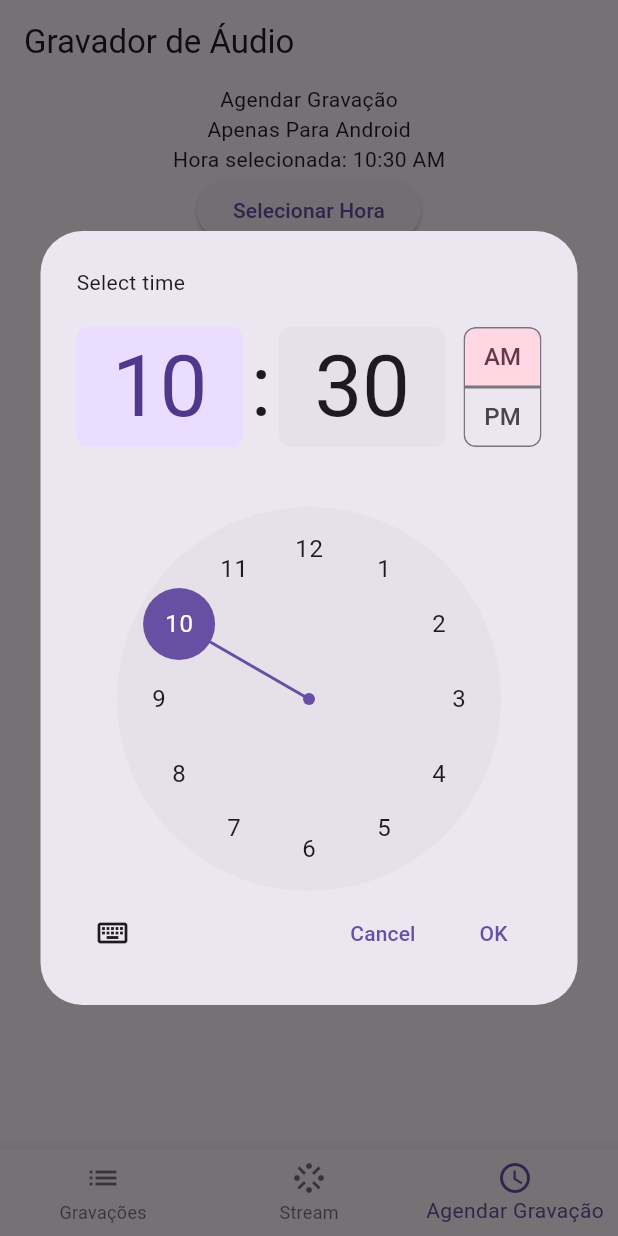
After one commit to pcamelofreitas/record, a Flutter app: the screen it shows after launch, item 3 of the bottom bar chosen, after a tap on "Selecionar Hora", on a phone screen of 412 x 824 dp. The commit adds this screen. Run offline on Flutter 3.47's test engine with Material 3 defaults, Android fonts, the phone set to English and light mode, and no system bars; our stand-ins replace audio_service, audioplayers; missing offline and left inert: android_alarm_manager, record.

Commit message:
Separate screen, ios first run, add schedule record

```diff
--- a/lib/main.dart
+++ b/lib/main.dart
@@ -1,20 +1,18 @@
-import 'dart:async';
-import 'dart:io';
-import 'dart:typed_data';
 import 'package:audio_service/audio_service.dart';
 import 'package:flutter/material.dart';
-import 'package:path_provider/path_provider.dart';
-import 'package:path/path.dart' as p;
-import 'package:record/record.dart';
-import 'package:audioplayers/audioplayers.dart';
+import 'package:record_one/record_list_screen.dart';
+import 'package:record_one/schedule_record_screen.dart';
 import 'package:record_one/service.dart';
-import 'package:web_socket_channel/io.dart';
+import 'package:record_one/streaming_screen.dart';
 
 void main() {
   WidgetsFlutterBinding.ensureInitialized();
   AudioService.init(
     builder: () => TJAudioHandler(),
-    config: AudioServiceConfig(),
+    config: AudioServiceConfig(
+      androidNotificationChannelName: 'Scheduled Recorder',
+      androidNotificationOngoing: true,
+    ),
   );
 
   runApp(MaterialApp(home: RecordOne()));
@@ -28,251 +26,67 @@ class RecordOne extends StatefulWidget {
 }
 
 class _RecordOneState extends State<RecordOne> {
-  final record = AudioRecorder();
-  final player = AudioPlayer();
-  List<FileSystemEntity> recordings = [];
-  bool isRecording = false;
-  String? playingPath;
-  IOWebSocketChannel? channel;
+  PageController? pageController;
+  int currentIndex = 0;
 
   @override
   void initState() {
     super.initState();
-    _loadRecordings();
-  }
-
-  StreamSubscription<Uint8List>? _subscription;
-
-  Future<void> startStream() async {
-    print('Iniciando stream...');
-    final hasPermission = await record.hasPermission();
-    if (!hasPermission) return;
-
-    Stream<Uint8List> stream = await record.startStream(
-      RecordConfig(
-        encoder: AudioEncoder.pcm16bits,
-        sampleRate: 16000,
-        numChannels: 1,
-      ),
-    );
-    channel = IOWebSocketChannel.connect(
-      'ws://192.168.1.3:8080/websocket/audio',
-    );
-
-    _subscription = stream.listen((data) {
-      if (channel == null) {
-        print('Canal não inicializado');
-        return;
-      }
-      print('Stream data: ${data.length} bytes');
-      channel?.sink.add(data); // Envia os bytes diretamente
-    });
-
-    print('Stream iniciado');
-  }
-
-  Future<void> stopStream() async {
-    await record.stop();
-    await _subscription?.cancel();
-    await channel?.sink.close();
-    print('Stream parado');
-  }
-
-  Future<String> _getDirectoryPath() async {
-    final dir = await getApplicationDocumentsDirectory();
-    return dir.path;
-  }
-
-  Future<void> _loadRecordings() async {
-    final dirPath = await _getDirectoryPath();
-    final dir = Directory(dirPath);
-    final files =
-        dir
-            .listSync()
-            .where((f) => f is File && p.extension(f.path) == '.m4a')
-            .toList();
-
-    setState(() {
-      recordings = files;
-    });
-  }
-
-  Future<void> _startRecording() async {
-    debugPrint("Iniciando gravação...");
-    final dirPath = await _getDirectoryPath();
-    final timestamp = DateTime.now().millisecondsSinceEpoch;
-    final path = p.join(dirPath, '$timestamp.m4a');
-
-    final config = RecordConfig(
-      encoder: AudioEncoder.wav,
-      bitRate: 128000,
-      sampleRate: 44100,
-    );
-
-    await record.start(config, path: path);
-
-    setState(() {
-      isRecording = true;
-    });
-  }
-
-  Future<void> _stopRecording() async {
-    await record.stop();
-    setState(() {
-      isRecording = false;
-    });
-    _loadRecordings();
-  }
-
-  Future<void> _playRecording(String path) async {
-    if (playingPath == path) {
-      await player.stop();
-      setState(() => playingPath = null);
-      return;
-    }
-
-    await player.stop();
-    await player.play(DeviceFileSource(path));
-    setState(() {
-      playingPath = path;
-    });
-
-    player.onPlayerComplete.listen((event) {
-      setState(() {
-        playingPath = null;
-      });
-    });
-  }
-
-  Future<void> _deleteRecording(String path) async {
-    final file = File(path);
-    if (await file.exists()) {
-      await file.delete();
-      _loadRecordings();
-    }
-  }
-
-  Future<void> _renameRecording(String oldPath) async {
-    final dirPath = await _getDirectoryPath();
-    final oldFile = File(oldPath);
-    final oldName = p.basenameWithoutExtension(oldPath);
-
-    final controller = TextEditingController(text: oldName);
-
-    showDialog(
-      context: context,
-      builder:
-          (context) => AlertDialog(
-            title: Text('Renomear gravação'),
-            content: TextField(controller: controller),
-            actions: [
-              TextButton(
-                onPressed: () => Navigator.pop(context),
-                child: Text('Cancelar'),
-              ),
-              TextButton(
-                onPressed: () async {
-                  final newPath = p.join(dirPath, '${controller.text}.m4a');
-                  await oldFile.rename(newPath);
-                  Navigator.pop(context);
-                  _loadRecordings();
-                },
-                child: Text('Renomear'),
-              ),
-            ],
-          ),
-    );
-  }
-
-  void didChangeAppLifecycleState(AppLifecycleState state) {
-    if (state == AppLifecycleState.paused && isRecording) {
-      debugPrint("App em segundo plano. Gravação continua...");
-    }
-  }
-
-  @override
-  void dispose() {
-    player.dispose();
-    stopStream();
-    super.dispose();
+    pageController = PageController();
   }
 
   @override
   Widget build(BuildContext context) {
     return Scaffold(
       appBar: AppBar(title: Text('Gravador de Áudio')),
-      floatingActionButton: FloatingActionButton(
-        onPressed:
-            isRecording
-                ? _stopRecording
-                : () {
-                  Future.delayed(const Duration(seconds: 3), () {
-                    _startRecording();
-                  });
-                },
+      bottomNavigationBar: BottomNavigationBar(
+        items: [
+          BottomNavigationBarItem(icon: Icon(Icons.list), label: 'Gravações'),
+          BottomNavigationBarItem(icon: Icon(Icons.stream), label: 'Stream'),
+          BottomNavigationBarItem(
+            icon: Icon(Icons.schedule),
+            label: 'Agendar Gravação',
+          ),
+        ],
+        currentIndex: currentIndex,
+        onTap: (index) {
+          if (index == 0) {
+            pageController?.animateToPage(
+              0,
+              duration: Duration(milliseconds: 300),
+              curve: Curves.ease,
+            );
+            setState(() {
+              currentIndex = index;
+            });
+          } else if (index == 1) {
+            pageController?.animateToPage(
+              1,
+              duration: Duration(milliseconds: 300),
+              curve: Curves.ease,
+            );
+            setState(() {
+              currentIndex = index;
+            });
+          } else if (index == 2) {
+            pageController?.animateToPage(
+              2,
+              duration: Duration(milliseconds: 300),
+              curve: Curves.ease,
+            );
+            setState(() {
+              currentIndex = index;
+            });
+          }
+        },
+      ),
 
-        child: Icon(isRecording ? Icons.stop : Icons.mic),
-      ),
       body: PageView(
+        controller: pageController,
         children: [
-          ListView.separated(
-            itemCount: recordings.length,
-            itemBuilder: (context, index) {
-              final file = recordings[index];
-              final name = p.basename(file.path);
-              final isPlaying = file.path == playingPath;
-
-              return ListTile(
-                title: Text(name),
-                onTap: () => _playRecording(file.path),
-                subtitle: Text(
-                  isPlaying ? 'Reproduzindo...' : 'Toque para reproduzir',
-                  style: TextStyle(
-                    color: isPlaying ? Colors.green : Colors.black,
-                  ),
-                ),
-                leading: IconButton(
-                  icon: Icon(isPlaying ? Icons.stop : Icons.play_arrow),
-                  onPressed: () => _playRecording(file.path),
-                ),
-
-                trailing: PopupMenuButton<String>(
-                  onSelected:
-                      (value) =>
-                          value == 'delete'
-                              ? _deleteRecording(file.path)
-                              : _renameRecording(file.path),
-
-                  itemBuilder:
-                      (context) => [
-                        PopupMenuItem(value: 'rename', child: Text('Renomear')),
-                        PopupMenuItem(value: 'delete', child: Text('Excluir')),
-                      ],
-                ),
-              );
-            },
-            separatorBuilder:
-                (context, index) => Divider(color: Colors.grey, height: 1),
-          ),
-          Column(
-            mainAxisAlignment: MainAxisAlignment.center,
-            crossAxisAlignment: CrossAxisAlignment.center,
-            spacing: 20,
-            children: [
-              Text('Streaming'),
-              ElevatedButton(
-                onPressed: startStream,
-                child: Text('Iniciar Stream'),
-              ),
-              _subscription == null
-                  ? Text('Stream não iniciado')
-                  : Text('Stream ativo'),
-              ElevatedButton(
-                onPressed: stopStream,
-                child: Text('Parar Stream'),
-              ),
-            ],
-          ),
+          RecordListScreen(),
+          StreamingScreen(),
+          ScheduleRecordScreen(),
         ],
       ),
     );
--- /dev/null
+++ b/lib/record_list_screen.dart
@@ -0,0 +1,214 @@
+import 'dart:io';
+
+import 'package:audioplayers/audioplayers.dart';
+import 'package:flutter/material.dart';
+import 'package:path_provider/path_provider.dart';
+import 'package:record/record.dart';
+import 'package:path/path.dart' as p;
+
+class RecordListScreen extends StatefulWidget {
+  const RecordListScreen({super.key});
+
+  @override
+  State<RecordListScreen> createState() => _RecordListScreenState();
+}
+
+class _RecordListScreenState extends State<RecordListScreen> {
+  final record = AudioRecorder();
+  final player = AudioPlayer();
+  List<FileSystemEntity> recordings = [];
+  bool isRecording = false;
+  String? playingPath;
+
+  @override
+  void initState() {
+    super.initState();
+    _loadRecordings();
+  }
+
+  Future<String> _getDirectoryPath() async {
+    final dir = await getApplicationDocumentsDirectory();
+    return dir.path;
+  }
+
+  Future<void> _loadRecordings() async {
+    final dirPath = await _getDirectoryPath();
+    final dir = Directory(dirPath);
+    final files =
+        dir
+            .listSync()
+            .where((f) => f is File && p.extension(f.path) == '.m4a')
+            .toList();
+
+    setState(() {
+      recordings = files;
+    });
+  }
+
+  Future<void> _startRecording() async {
+    debugPrint("Iniciando gravação...");
+    final dirPath = await _getDirectoryPath();
+    final timestamp = DateTime.now().millisecondsSinceEpoch;
+    final path = p.join(dirPath, '$timestamp.m4a');
+
+    final config = RecordConfig(
+      encoder: AudioEncoder.wav,
+      bitRate: 128000,
+      sampleRate: 44100,
+    );
+
+    await record.start(config, path: path);
+    setState(() {
+      isRecording = true;
+    });
+  }
+
+  void didChangeAppLifecycleState(AppLifecycleState state) {
+    if (state == AppLifecycleState.paused && isRecording) {
+      debugPrint("App em segundo plano. Gravação continua...");
+    }
+  }
+
+  Future<void> _stopRecording() async {
+    await record.stop();
+    setState(() {
+      isRecording = false;
+    });
+    _loadRecordings();
+  }
+
+  Future<void> _playRecording(String path) async {
+    if (playingPath == path) {
+      await player.stop();
+      setState(() => playingPath = null);
+      return;
+    }
+
+    await player.stop();
+    await player.play(DeviceFileSource(path));
+    setState(() {
+      playingPath = path;
+    });
+
+    player.onPlayerComplete.listen((event) {
+      setState(() {
+        playingPath = null;
+      });
+    });
+  }
+
+  Future<void> _deleteRecording(String path) async {
+    final file = File(path);
+    if (await file.exists()) {
+      await file.delete();
+      _loadRecordings();
+    }
+  }
+
+  Future<void> _renameRecording(String oldPath) async {
+    final dirPath = await _getDirectoryPath();
+    final oldFile = File(oldPath);
+    final oldName = p.basenameWithoutExtension(oldPath);
+
+    final controller = TextEditingController(text: oldName);
+
+    showDialog(
+      context: context,
+      builder:
+          (context) => AlertDialog(
+            title: Text('Renomear gravação'),
+            content: TextField(controller: controller),
+            actions: [
+              TextButton(
+                onPressed: () => Navigator.pop(context),
+                child: Text('Cancelar'),
+              ),
+              TextButton(
+                onPressed: () async {
+                  final newPath = p.join(dirPath, '${controller.text}.m4a');
+                  await oldFile.rename(newPath);
+                  Navigator.pop(context);
+                  _loadRecordings();
+                },
+                child: Text('Renomear'),
+              ),
+            ],
+          ),
+    );
+  }
+
+  @override
+  void dispose() {
+    player.dispose();
+    super.dispose();
+  }
+
+  @override
+  Widget build(BuildContext context) {
+    return Column(
+      children: [
+        Row(
+          mainAxisAlignment: MainAxisAlignment.center,
+          children: [
+            ElevatedButton(
+              onPressed: isRecording ? null : _startRecording,
+              child: Text('Iniciar Gravação'),
+            ),
+            SizedBox(width: 20),
+            ElevatedButton(
+              onPressed: isRecording ? _stopRecording : null,
+              child: Text('Parar Gravação'),
+            ),
+          ],
+        ),
+        SizedBox(height: 20),
+        isRecording
+            ? ListTile(title: Text('Gravando...'))
+            : ListTile(title: Text('Gravação parada')),
+        ListTile(),
+        Expanded(
+          child: ListView.separated(
+            shrinkWrap: true,
+            itemCount: recordings.length,
+            itemBuilder: (context, index) {
+              final file = recordings[index];
+              final name = p.basename(file.path);
+              final isPlaying = file.path == playingPath;
+
+              return ListTile(
+                title: Text(name),
+                onTap: () => _playRecording(file.path),
+                subtitle: Text(
+                  isPlaying ? 'Reproduzindo...' : 'Toque para reproduzir',
+                  style: TextStyle(
+                    color: isPlaying ? Colors.green : Colors.black,
+                  ),
+                ),
+                leading: IconButton(
+                  icon: Icon(isPlaying ? Icons.stop : Icons.play_arrow),
+                  onPressed: () => _playRecording(file.path),
+                ),
+
+                trailing: PopupMenuButton<String>(
+                  onSelected:
+                      (value) =>
+                          value == 'delete'
+                              ? _deleteRecording(file.path)
+                              : _renameRecording(file.path),
+
+                  itemBuilder:
+                      (context) => [
+                        PopupMenuItem(value: 'rename', child: Text('Renomear')),
+                        PopupMenuItem(value: 'delete', child: Text('Excluir')),
+                      ],
+                ),
+              );
+            },
+            separatorBuilder:
+                (context, index) => Divider(color: Colors.grey, height: 1),
+          ),
+        ),
+      ],
+    );
+  }
+}
--- /dev/null
+++ b/lib/schedule_record_screen.dart
@@ -0,0 +1,105 @@
+import 'package:android_alarm_manager/android_alarm_manager.dart';
+import 'package:flutter/material.dart';
+import 'package:record_one/service.dart';
+
+class ScheduleRecordScreen extends StatefulWidget {
+  const ScheduleRecordScreen({super.key});
+
+  @override
+  State<ScheduleRecordScreen> createState() => _ScheduleRecordScreenState();
+}
+
+class _ScheduleRecordScreenState extends State<ScheduleRecordScreen> {
+  TimeOfDay selectedTime = TimeOfDay.now();
+  @override
+  Widget build(BuildContext context) {
+    return Column(
+      children: [
+        Text('Agendar Gravação'),
+        Text("Apenas Para Android"),
+        HourPicker(
+          onSelectTime: (time) {
+            setState(() {
+              selectedTime = time;
+            });
+          },
+        ),
+        Center(
+          child: ElevatedButton(
+            child: Text(
+              'Agendar Gravação para ${selectedTime.format(context)}',
+            ),
+            onPressed: () async {
+              // Schedule daily 9:00 AM recording on Android
+              await AndroidAlarmManager.periodic(
+                const Duration(days: 1),
+                0, // alarm ID
+                () => TJAudioHandler().customAction('startRecording'),
+                startAt: DateTime(
+                  DateTime.now().year,
+                  DateTime.now().month,
+                  DateTime.now().day,
+                  9,
+                ),
+                exact: true,
+                wakeup: true,
+              );
+
+              // (Optional) schedule stop after 30 minutes
+              await AndroidAlarmManager.oneShotAt(
+                DateTime(
+                  DateTime.now().year,
+                  DateTime.now().month,
+                  DateTime.now().day,
+                  9,
+                  30,
+                ),
+                1,
+                () => TJAudioHandler().customAction('stopRecording'),
+                exact: true,
+                wakeup: true,
+              );
+            },
+          ),
+        ),
+      ],
+    );
+  }
+}
+
+class HourPicker extends StatefulWidget {
+  const HourPicker({super.key, required this.onSelectTime});
+
+  final void Function(TimeOfDay) onSelectTime;
+
+  @override
+  State<HourPicker> createState() => _HourPickerState();
+}
+
+class _HourPickerState extends State<HourPicker> {
+  TimeOfDay selectedTime = TimeOfDay.now();
+  @override
+  Widget build(BuildContext context) {
+    return Column(
+      children: [
+        Text('Hora selecionada: ${selectedTime.format(context)}'),
+        ElevatedButton(
+          onPressed: () async {
+            final time = await showTimePicker(
+              context: context,
+              initialTime: selectedTime,
+            );
+
+            if (time != null) {
+              widget.onSelectTime(time);
+              setState(() {
+                selectedTime = time;
+              });
+            }
+          },
+          child: Text('Selecionar Hora'),
+        ),
+      ],
+    );
+  }
+}
--- a/lib/service.dart
+++ b/lib/service.dart
@@ -8,8 +8,6 @@ class TJAudioHandler extends BaseAudioHandler {
   final _recorder = AudioRecorder();
   bool _initialized = false;
   String? _outputPath;
-  @override
-
 
   Future<void> _init() async {
     if (_initialized) return;
--- /dev/null
+++ b/lib/streaming_screen.dart
@@ -0,0 +1,92 @@
+import 'dart:async';
+import 'dart:typed_data';
+
+import 'package:flutter/material.dart';
+import 'package:record/record.dart';
+import 'package:web_socket_channel/io.dart';
+
+class StreamingScreen extends StatefulWidget {
+  const StreamingScreen({super.key});
+
+  @override
+  State<StreamingScreen> createState() => _StreamingScreenState();
+}
+
+class _StreamingScreenState extends State<StreamingScreen> {
+  final record = AudioRecorder();
+  IOWebSocketChannel? channel;
+  StreamSubscription<Uint8List>? _subscription;
+  String webSocketPath = 'ws://localhost:8080/websocket/audio';
+  Future<void> startStream() async {
+    print('Iniciando stream...');
+    try {
+      final hasPermission = await record.hasPermission();
+      if (!hasPermission) return;
+
+      Stream<Uint8List> stream = await record.startStream(
+        RecordConfig(
+          encoder: AudioEncoder.pcm16bits,
+          sampleRate: 16000,
+          numChannels: 1,
+        ),
+      );
+      channel = IOWebSocketChannel.connect(webSocketPath);
+
+      _subscription = stream.listen((data) {
+        if (channel == null) {
+          print('Canal não inicializado');
+          return;
+        }
+        print('Stream data: ${data.length} bytes');
+        channel?.sink.add(data); // Envia os bytes diretamente
+      });
+
+      print('Stream iniciado');
+    } catch (e) {
+      print('Erro ao iniciar stream: $e');
+    }
+  }
+
+  Future<void> stopStream() async {
+    await record.stop();
+    await _subscription?.cancel();
+    await channel?.sink.close();
+    print('Stream parado');
+  }
+
+  @override
+  void dispose() {
+    stopStream();
+    super.dispose();
+  }
+
+  @override
+  Widget build(BuildContext context) {
+    return Column(
+      mainAxisAlignment: MainAxisAlignment.center,
+      crossAxisAlignment: CrossAxisAlignment.center,
+      spacing: 20,
+      children: [
+        Text('Streaming'),
+        TextField(
+          decoration: InputDecoration(labelText: 'Websocket URL'),
+          onChanged: (value) {
+            setState(() {
+              webSocketPath = value;
+            });
+          },
+        ),
+        Text('Defina seu IP e porta'),
+
+        ElevatedButton(
+          onPressed: webSocketPath != '' ? startStream : null,
+          child: Text('Iniciar Stream'),
+        ),
+        _subscription == null
+            ? Text('Stream não iniciado')
+            : Text('Stream ativo'),
+        ElevatedButton(onPressed: stopStream, child: Text('Parar Stream')),
+      ],
+    );
+  }
+}
--- a/pubspec.yaml
+++ b/pubspec.yaml
@@ -34,13 +34,13 @@ dependencies:
   # The following adds the Cupertino Icons font to your application.
   # Use with the CupertinoIcons class for iOS style icons.
   cupertino_icons: ^1.0.8
-  flutter_webrtc: ^0.14.0
   record: ^6.0.0
   path_provider: ^2.1.5
   audioplayers: ^6.4.0
   path: ^1.9.1
   web_socket_channel: ^3.0.3
   audio_service: ^0.18.18
+  android_alarm_manager: ^2.0.2
 
 dev_dependencies:
   flutter_test:
@@ -65,8 +65,8 @@ flutter:
   uses-material-design: true
 
   # To add assets to your application, add an assets section, like this:
-  assets:
-    - assets/
+  # assets:
+  #   - assets/
 
   #   - images/a_dot_burr.jpeg
   #   - images/a_dot_ham.jpeg
```
Also changed, not shown: pubspec.lock, 16 other files.
